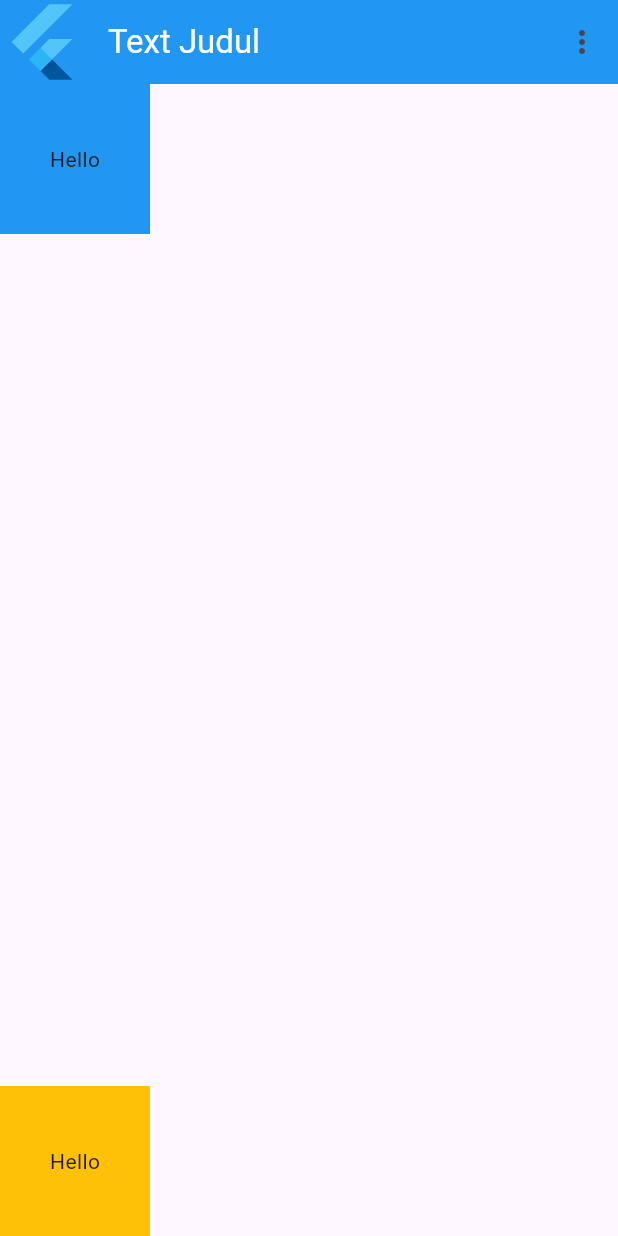
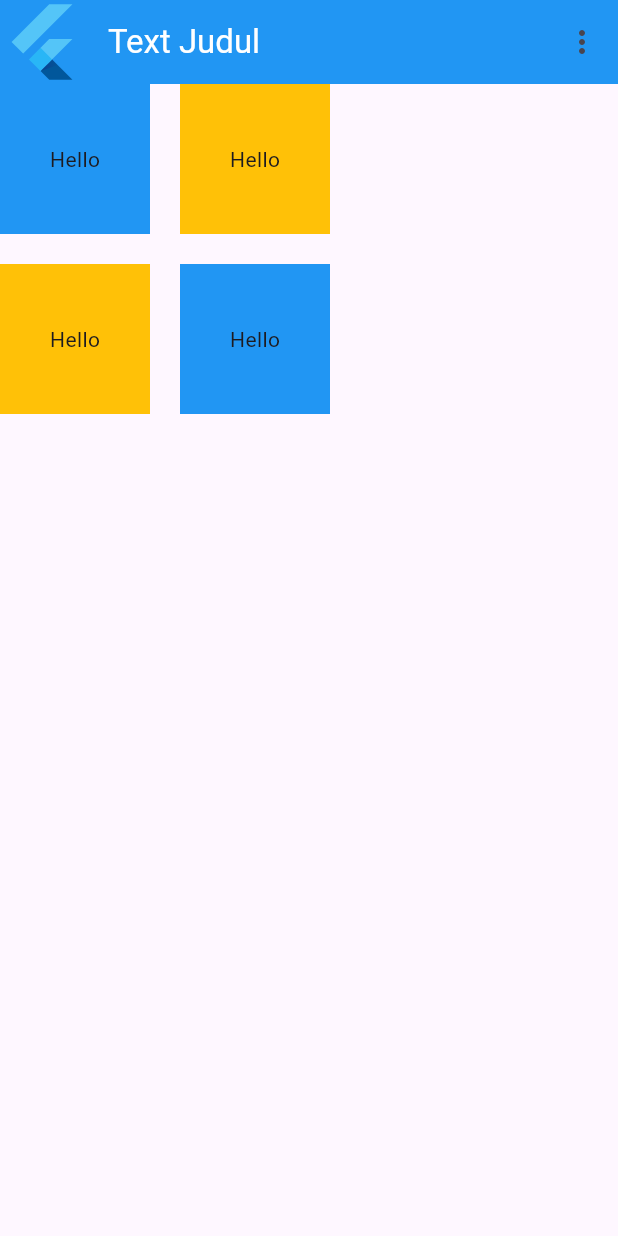
Before and after one commit to Renggars/flutter, a Flutter app: the screen it shows after launch, on a phone screen of 412 x 824 dp. Run offline on Flutter 3.47's test engine with Material 3 defaults, Android fonts, the phone set to English and light mode, and no system bars.

```diff
--- a/lib/main.dart
+++ b/lib/main.dart
@@ -9,7 +9,8 @@ import 'package:flutter/material.dart';
 // import 'package:flutter_application_1/widgets/soal8.dart';
 // import 'package:flutter_application_1/widgets/soal9.dart';
 // import 'package:flutter_application_1/widgets/soal10.dart';
-import 'package:flutter_application_1/widgets/soal11.dart';
+// import 'package:flutter_application_1/widgets/soal11.dart';
+import 'package:flutter_application_1/widgets/soal12.dart';
 
 void main() {
   runApp(const MyApp());
@@ -22,7 +23,7 @@ class MyApp extends StatelessWidget {
   Widget build(BuildContext context) {
     return const MaterialApp(
       debugShowCheckedModeBanner: false,
-      home: Soal11(),
+      home: Soal12(),
     );
   }
 }
--- /dev/null
+++ b/lib/widgets/soal12.dart
@@ -0,0 +1,76 @@
+import 'package:flutter/material.dart';
+
+class Soal12 extends StatelessWidget {
+  const Soal12({
+    super.key,
+  });
+
+  @override
+  Widget build(BuildContext context) {
+    return Scaffold(
+        appBar: AppBar(
+          backgroundColor: Colors.blue,
+          leading: const FlutterLogo(),
+          title:
+              const Text("Text Judul", style: TextStyle(color: Colors.white)),
+          centerTitle: false,
+          actions: [
+            IconButton(
+                onPressed: () {
+                  // ignore: avoid_print
+                  print("KLIK MORE");
+                },
+                icon: const Icon(Icons.more_vert)),
+          ],
+        ),
+        body: Column(
+          children: [
+            Row(
+              children: [
+                Container(
+                  // margin: const EdgeInsets.only(bottom: 20),
+                  width: 100,
+                  height: 100,
+                  color: Colors.blue,
+                  child: const Center(
+                    child: Text("Hello"),
+                  ),
+                ),
+                const SizedBox(width: 20),
+                Container(
+                  // margin: const EdgeInsets.only(top: 20),
+                  width: 100,
+                  height: 100,
+                  color: Colors.amber,
+                  child: const Center(
+                    child: Text("Hello"),
+                  ),
+                ),
+              ],
+            ),
+            const SizedBox(height: 20),
+            Row(
+              children: [
+                Container(
+                  width: 100,
+                  height: 100,
+                  color: Colors.amber,
+                  child: const Center(
+                    child: Text("Hello"),
+                  ),
+                ),
+                const SizedBox(width: 20),
+                Container(
+                  width: 100,
+                  height: 100,
+                  color: Colors.blue,
+                  child: const Center(
+                    child: Text("Hello"),
+                  ),
+                ),
+              ],
+            ),
+          ],
+        ));
+  }
+}
```
